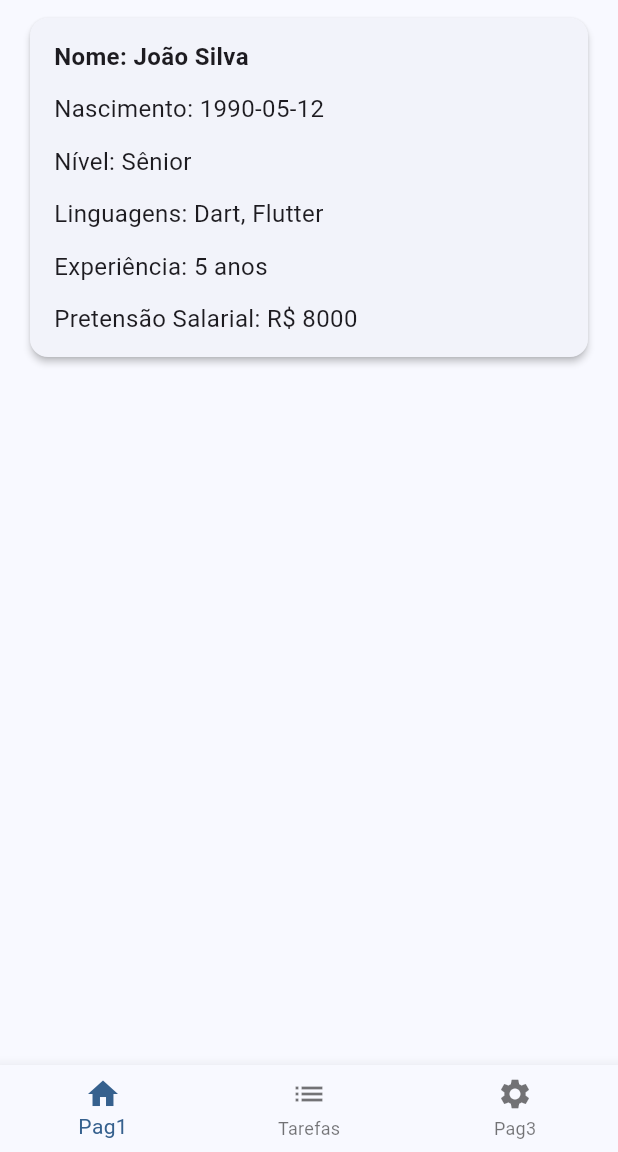
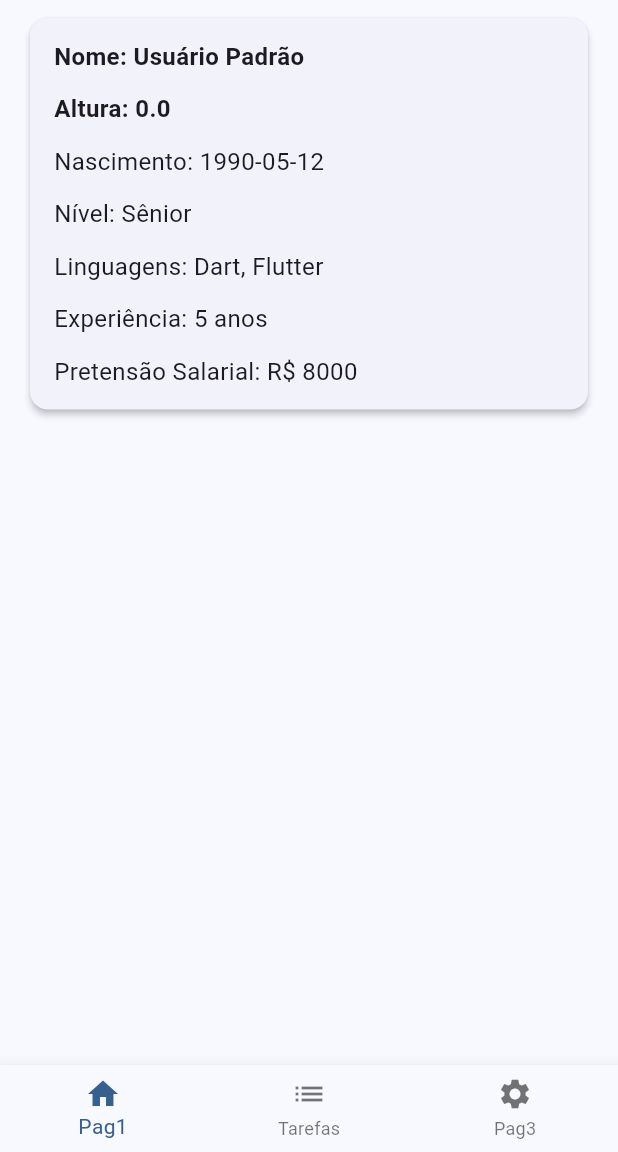
Before and after one commit to gustavopalla/MeuAppFlutterLearning, a Flutter app: the screen it shows after launch, on a phone screen of 412 x 824 dp, the part 84-1236 px from its top. Run offline on Flutter 3.47's test engine with Material 3 defaults, Android fonts, the phone set to English and light mode, and no system bars; our stand-ins replace google_fonts, shared_preferences; accounts and stored records are empty.

Commit message:
Criação de uma tela de configurações e persistencia de dados no card

```diff
--- a/analysis_options.yaml
+++ b/analysis_options.yaml
@@ -7,6 +7,9 @@
 
 # The following line activates a set of recommended lints for Flutter apps,
 # packages, and plugins designed to encourage good coding practices.
+analyzer:
+  errors:
+    non_constant_identifier_names: ignore
 include: package:flutter_lints/flutter.yaml
 
 linter:
--- /dev/null
+++ b/lib/classes/configuracoes_usuarios.dart
@@ -0,0 +1,13 @@
+class ConfiguracoesUsuario {
+  final String nome;
+  final double altura;
+  final bool receberNotificacao;
+  final bool temaEscuro;
+
+  ConfiguracoesUsuario({
+    required this.nome,
+    required this.altura,
+    required this.receberNotificacao,
+    required this.temaEscuro,
+  });
+}
--- a/lib/pages/card_page.dart
+++ b/lib/pages/card_page.dart
@@ -1,7 +1,9 @@
 import 'package:flutter/material.dart';
+import 'package:shared_preferences/shared_preferences.dart';
 
 class CardPage extends StatefulWidget {
   final String nome;
+  final double altura;
   final DateTime dataNascimento;
   final String nivel;
   final List<String> linguagens;
@@ -16,6 +18,7 @@ class CardPage extends StatefulWidget {
     required this.linguagens,
     required this.salario,
     required this.tempoExperiencia,
+    required this.altura,
   });
 
   @override
@@ -23,6 +26,30 @@ class CardPage extends StatefulWidget {
 }
 
 class _CardPageState extends State<CardPage> {
+
+  String nomeUsuario = 'João Silva';
+  double alturaUsuario = 0.0;
+
+  final String chave_nome_usuario = 'chave_nome_usuario';
+  final String chave_altura = 'chave_altura';
+
+  bool _isLoading = true;
+
+  @override
+  void initState() {
+    super.initState();
+    _loadUserConfig();
+  }
+
+  Future<void> _loadUserConfig() async {
+    final storage = await SharedPreferences.getInstance();
+    setState(() {
+      nomeUsuario = storage.getString(chave_nome_usuario) ?? 'Usuário Padrão';
+      alturaUsuario = storage.getDouble(chave_altura) ?? 0.0;
+      _isLoading = false;
+    });
+  }
+
   @override
   Widget build(BuildContext context) {
     return SingleChildScrollView(
@@ -42,6 +69,14 @@ class _CardPageState extends State<CardPage> {
                       margin: const EdgeInsets.symmetric(vertical: 6),
                       child: Text(
                         "Nome: ${widget.nome}",
+                        style: const TextStyle(
+                            fontSize: 16, fontWeight: FontWeight.bold),
+                      ),
+                    ),
+                    Container(
+                      margin: const EdgeInsets.symmetric(vertical: 6),
+                      child: Text(
+                        "Altura: ${widget.altura}",
                         style: const TextStyle(
                             fontSize: 16, fontWeight: FontWeight.bold),
                       ),
--- a/lib/pages/main_page.dart
+++ b/lib/pages/main_page.dart
@@ -1,9 +1,10 @@
-import 'package:appdioteste/pages/dados_cadastrais.dart';
+import 'package:appdioteste/classes/configuracoes_usuarios.dart';
 import 'package:appdioteste/pages/card_page.dart';
 import 'package:appdioteste/pages/pagina3.dart';
 import 'package:appdioteste/pages/tarefa_page.dart';
 import 'package:appdioteste/shared/custom_drawer.dart';
 import 'package:flutter/material.dart';
+import 'package:shared_preferences/shared_preferences.dart';
 
 class MainPage extends StatefulWidget {
   const MainPage({super.key});
@@ -13,8 +14,40 @@ class MainPage extends StatefulWidget {
 }
 
 class _MainPageState extends State<MainPage> {
+
+  ConfiguracoesUsuario? usuarioConfig;
+
   PageController controller = PageController(initialPage: 0);
   int posicaoPagina = 0;
+
+  final chave_nome_usuario = 'chave_nome_usuario';
+  final chave_altura = 'chave_altura';
+  final chave_receber_notificacao = 'chave_receber_notificacao';
+  final chave_tema_escuro = 'chave_tema_escuro';
+
+  @override
+  void initState() {
+    super.initState();
+    _carregarConfiguracoes();
+  }
+
+  _carregarConfiguracoes() async {
+    final storage = await SharedPreferences.getInstance();
+
+    final nome = storage.getString(chave_nome_usuario) ?? 'Usuário Padrão';
+    final altura = storage.getDouble(chave_altura) ?? 0.0;
+    final receberNotificacao = storage.getBool(chave_receber_notificacao) ?? false;
+    final temaEscuro = storage.getBool(chave_tema_escuro) ?? false;
+    setState(() {
+      usuarioConfig = ConfiguracoesUsuario(
+        nome: nome,
+        altura: altura,
+        receberNotificacao: receberNotificacao,
+        temaEscuro: temaEscuro,
+      );
+    });
+  }
+
   @override
   Widget build(BuildContext context) {
     return SafeArea(
@@ -46,17 +79,6 @@ class _MainPageState extends State<MainPage> {
                   );
                 },
               ),
-              ListTile(
-                leading: const Icon(Icons.data_usage),
-                title: const Text('Dados Cadastrais'),
-                onTap: () {
-                  Navigator.pop(context);
-                  Navigator.push(context, MaterialPageRoute(builder: (context) => const DadosCadastrais()));
-                  ScaffoldMessenger.of(context).showSnackBar(
-                  const SnackBar(content: Text('Dados Cadastrais selecionado')),
-                  );
-                },
-              ),
             ],
           ),
         ),
@@ -69,8 +91,9 @@ class _MainPageState extends State<MainPage> {
           },
           children: [
             CardPage(
-              nome: "João Silva",
+              nome: usuarioConfig?.nome ?? "Nome Padrão",
               dataNascimento: DateTime(1990, 5, 12),
+              altura: usuarioConfig?.altura ?? 170.0,
               nivel: "Sênior",
               linguagens: ["Dart", "Flutter"],
               salario: 8000,
```
Also changed, not shown: lib/pages/configuracoes_page.dart (added, +137 -0 lines), lib/shared/custom_drawer.dart (+12 -0 lines).
